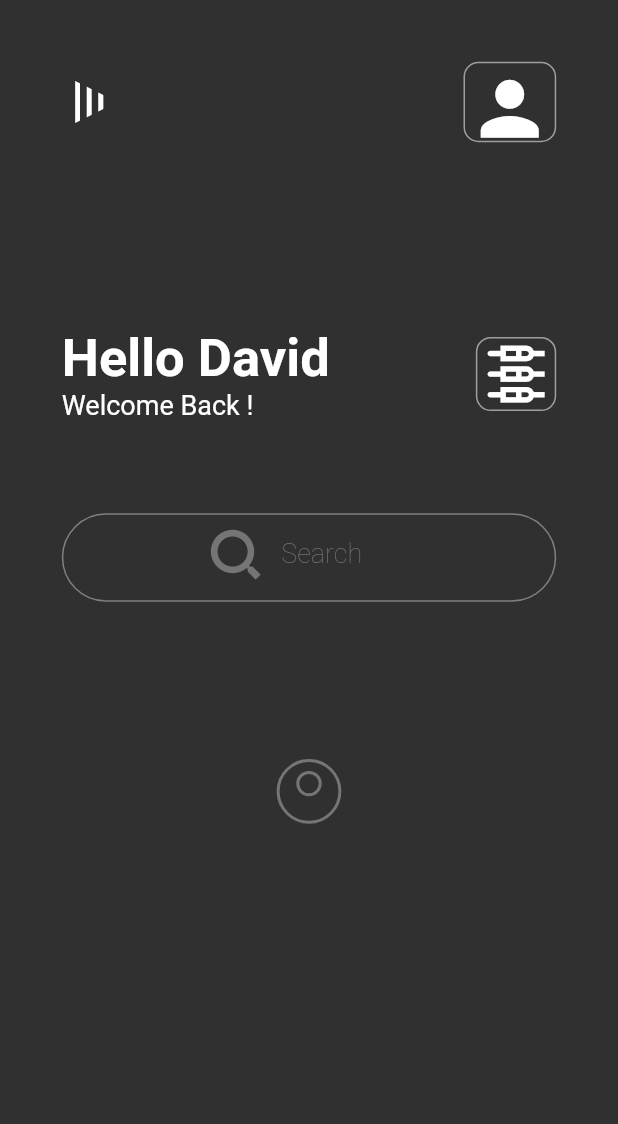
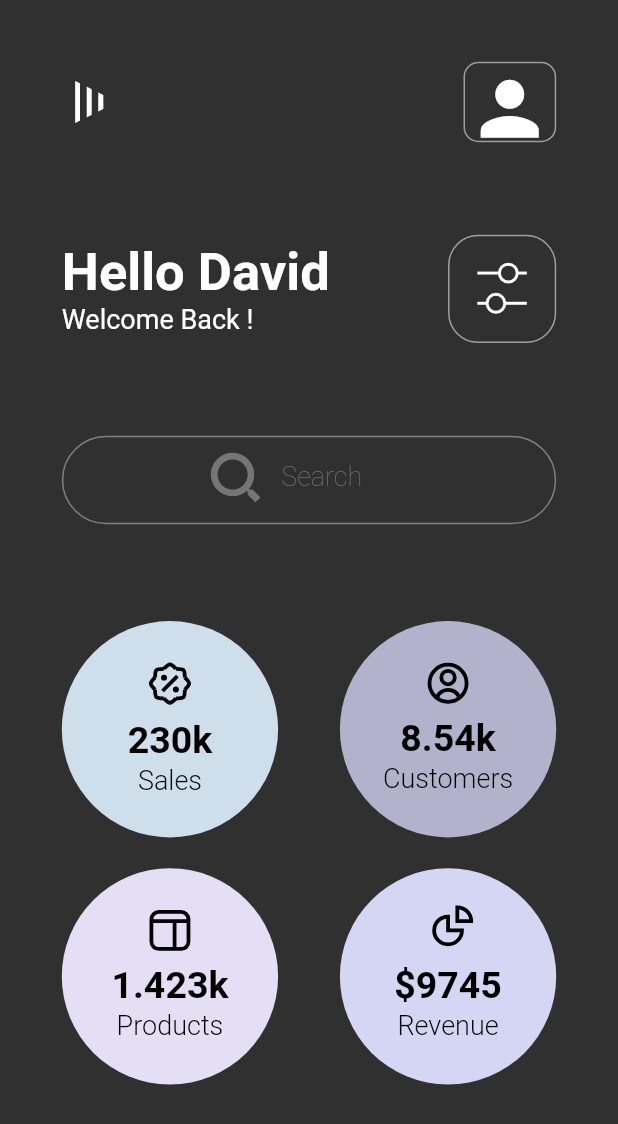
Before and after one commit to dalyathan/Finance-App-Dark-theme, a Flutter app: the screen it shows after launch, on a phone screen of 412 x 824 dp. Shown: the top 1124 px of the screen. Run offline on Flutter 3.47's test engine with Material 2 defaults, Android fonts, the phone set to English and light mode, and no system bars.

```diff
--- a/lib/finance_dark_theme.dart
+++ b/lib/finance_dark_theme.dart
@@ -2,16 +2,26 @@ import 'package:flutter/material.dart';
 import 'package:portfolio/widgets/clippers/rectangular_clipper.dart';
 import 'package:portfolio/widgets/clippers/triangular_clipper.dart';
 import 'package:portfolio/widgets/containers/circular_widget.dart';
-import 'package:portfolio/widgets/icons/octagon_icon.dart';
-import 'package:portfolio/widgets/painters/person_painter.dart';
+import 'package:portfolio/widgets/icons/sales_icon.dart';
+import 'package:portfolio/widgets/icons/customers_icon.dart';
+import 'package:portfolio/widgets/icons/revenue_icon.dart';
+import 'package:portfolio/widgets/icons/products_icon.dart';
+import 'package:portfolio/widgets/icons/statistics_icon.dart';
 
 import 'model/CircularWidgetState.dart';
 
-//fot the design https://dribbble.com/shots/17195869-Finance-Dark-theme-Design/attachments/12296436?mode=media
-class FinanceDarkTheme extends StatelessWidget {
+//https://dribbble.com/shots/17195869-Finance-Dark-theme-Design/attachments/12296436?mode=media
+class FinanceDarkTheme extends StatefulWidget {
   FinanceDarkTheme({Key? key}) : super(key: key);
-  bool isTextfieldFocused = false;
+
+  @override
+  State<FinanceDarkTheme> createState() => _FinanceDarkThemeState();
+}
+
+class _FinanceDarkThemeState extends State<FinanceDarkTheme> {
   final _fieldController = TextEditingController();
+
+  late FocusNode myFocusNode;
 
   final ThemeData specialThemeData = ThemeData(
     brightness: Brightness.dark,
@@ -23,6 +33,13 @@ class FinanceDarkTheme extends StatelessWidget {
       bodyText2: TextStyle(fontSize: 18.0),
     ),
   );
+
+  @override
+  void initState() {
+    super.initState();
+
+    myFocusNode = FocusNode();
+  }
 
   @override
   Widget build(BuildContext context) {
@@ -37,15 +54,43 @@ class FinanceDarkTheme extends StatelessWidget {
                 child: Column(
                   children: [
                     row1(size),
-                    SizedBox(height: size.height * 0.15),
+                    SizedBox(height: size.height * 0.075),
                     row2(size),
                     SizedBox(height: size.height * 0.075),
                     row3(size),
-                    SizedBox(height: size.height * 0.075),
-                    CustomPaint(
-                      size: Size(size.width * 0.1, size.width * 0.1),
-                      painter: PersonPainter(),
-                    )
+                    SizedBox(height: size.height * 0.025),
+                    row(
+                        CircularWidgetState(
+                            const Color(0xe6dff1ff),
+                            Padding(
+                              padding: EdgeInsets.all(size.width * 0.01),
+                              child: SalesIcon(
+                                size: size.width * 0.06,
+                              ),
+                            ),
+                            "230k",
+                            "Sales"),
+                        CircularWidgetState(
+                            const Color(0xc0dedcff),
+                            CustomersIcon(size: size.width * 0.06),
+                            "8.54k",
+                            "Customers"),
+                        size),
+                    SizedBox(height: size.height * 0.025),
+                    row(
+                        CircularWidgetState(
+                            const Color(0xf1eee9ff),
+                            ProductsIcon(
+                              size: size.width * 0.06,
+                            ),
+                            "1.423k",
+                            "Products"),
+                        CircularWidgetState(
+                            const Color(0xf1dfdfff),
+                            RevenueIcon(size: size.width * 0.06),
+                            "\$9745",
+                            "Revenue"),
+                        size),
                   ],
                 ),
               )),
@@ -56,15 +101,13 @@ class FinanceDarkTheme extends StatelessWidget {
 
   Widget row(CircularWidgetState leftChildState,
       CircularWidgetState rightChildState, Size size) {
-    return SizedBox(
-      height: size.height * 0.2,
-      child: Row(
+    return Row(
+      mainAxisAlignment: MainAxisAlignment.spaceBetween,
       children: [
         CircularWidget(leftChildState),
         SizedBox(width: size.width * 0.05),
         CircularWidget(rightChildState)
       ],
-      ),
     );
   }
 
@@ -72,9 +115,8 @@ class FinanceDarkTheme extends StatelessWidget {
     return SizedBox(
       height: size.height * 0.125,
       child: Stack(children: [
-        Focus(
-          onFocusChange: (value) => isTextfieldFocused = value,
-          child: TextField(
+        TextField(
+          focusNode: myFocusNode,
           controller: _fieldController,
           decoration: InputDecoration(
             border: OutlineInputBorder(
@@ -84,12 +126,16 @@ class FinanceDarkTheme extends StatelessWidget {
             ),
           ),
         ),
-        ),
         Visibility(
-          visible: isTextfieldFocused == false && _fieldController.text.isEmpty,
+          visible:
+              myFocusNode.hasFocus == false && _fieldController.text.isEmpty,
           child: Positioned(
             top: size.height * 0.005,
             left: size.width * 0.225,
+            child: GestureDetector(
+                onTapDown: (details) => setState(() {
+                      myFocusNode.requestFocus();
+                    }),
                 child: Row(
                   crossAxisAlignment: CrossAxisAlignment.center,
                   children: [
@@ -106,13 +152,15 @@ class FinanceDarkTheme extends StatelessWidget {
                       child: Text(
                         'Search',
                         style: TextStyle(
-                        fontWeight: FontWeight.w100, color: Colors.grey[600]),
+                            fontWeight: FontWeight.w100,
+                            color: Colors.grey[600]),
                       ),
                     )
                   ],
+                )),
           ),
         ),
-        )
+        // )
       ]),
     );
   }
@@ -162,20 +210,19 @@ class FinanceDarkTheme extends StatelessWidget {
           ],
         ),
         Container(
-            height: size.height * 0.06,
-            width: size.width * 0.13,
+          height: size.width * 0.175,
+          width: size.width * 0.175,
           decoration: BoxDecoration(
             border: Border.all(color: Colors.grey),
-              borderRadius: BorderRadius.circular(10.0),
+            borderRadius: BorderRadius.circular(20.0),
           ),
           child: Padding(
-                padding: EdgeInsets.all(size.height * 0.001),
-                child: Transform(
-                    alignment: FractionalOffset.center,
-                    transform: Matrix4.identity()
-                      ..rotateZ(-90 * 3.1415927 / 180),
-                    child: Icon(Icons.settings_input_component_outlined,
-                        size: size.width * 0.1))))
+            padding: EdgeInsets.all(size.height * 0.0225),
+            child: StatisticsIcon(
+              size: size.width * 0.08,
+            ),
+          ),
+        )
       ],
     );
   }
--- a/lib/widgets/containers/circular_widget.dart
+++ b/lib/widgets/containers/circular_widget.dart
@@ -14,14 +14,37 @@ class _CircularWidgetState extends State<CircularWidget> {
   Widget build(BuildContext context) {
     Size size = MediaQuery.of(context).size;
     return Container(
-        color: widget.widgetState.color,
+        height: size.width * 0.35,
+        width: size.width * 0.35,
         decoration: BoxDecoration(
-            borderRadius: BorderRadius.circular(size.width * 0.2)),
+          color: widget.widgetState.color,
+          shape: BoxShape.circle,
+        ),
         child: Column(
           children: [
+            const Spacer(
+              flex: 3,
+            ),
             widget.widgetState.icon,
-            Text(widget.widgetState.mainText),
-            Text(widget.widgetState.bottomText)
+            const Spacer(
+              flex: 1,
+            ),
+            Text(
+              widget.widgetState.mainText,
+              style: const TextStyle(
+                  color: Colors.black,
+                  fontWeight: FontWeight.bold,
+                  fontSize: 25),
+            ),
+            SizedBox(
+              height: size.height * 0.002,
+            ),
+            Text(widget.widgetState.bottomText,
+                style: const TextStyle(
+                    color: Colors.black, fontWeight: FontWeight.w300)),
+            const Spacer(
+              flex: 3,
+            ),
           ],
         ));
   }
--- /dev/null
+++ b/lib/widgets/icons/customers_icon.dart
@@ -0,0 +1,20 @@
+import 'package:flutter/material.dart';
+import 'package:portfolio/widgets/painters/person_painter.dart';
+
+class CustomersIcon extends StatefulWidget {
+  final double size;
+  const CustomersIcon({Key? key, required this.size}) : super(key: key);
+
+  @override
+  _CustomersIconState createState() => _CustomersIconState();
+}
+
+class _CustomersIconState extends State<CustomersIcon> {
+  @override
+  Widget build(BuildContext context) {
+    return CustomPaint(
+      size: Size.square(widget.size),
+      painter: PersonPainter(),
+    );
+  }
+}
--- /dev/null
+++ b/lib/widgets/icons/products_icon.dart
@@ -0,0 +1,20 @@
+import 'package:flutter/material.dart';
+import 'package:portfolio/widgets/painters/table_painter.dart';
+
+class ProductsIcon extends StatefulWidget {
+  final double size;
+  const ProductsIcon({Key? key, required this.size}) : super(key: key);
+
+  @override
+  _ProductsIconState createState() => _ProductsIconState();
+}
+
+class _ProductsIconState extends State<ProductsIcon> {
+  @override
+  Widget build(BuildContext context) {
+    return CustomPaint(
+      size: Size.square(widget.size),
+      painter: ProductsIconPainter(),
+    );
+  }
+}
--- /dev/null
+++ b/lib/widgets/icons/revenue_icon.dart
@@ -0,0 +1,20 @@
+import 'package:flutter/material.dart';
+import 'package:portfolio/widgets/painters/sliced_pie_painter.dart';
+
+class RevenueIcon extends StatefulWidget {
+  final double size;
+  const RevenueIcon({Key? key, required this.size}) : super(key: key);
+
+  @override
+  _RevenueIconState createState() => _RevenueIconState();
+}
+
+class _RevenueIconState extends State<RevenueIcon> {
+  @override
+  Widget build(BuildContext context) {
+    return CustomPaint(
+      size: Size.square(widget.size),
+      painter: RevenueIconPainter(),
+    );
+  }
+}
--- a/lib/widgets/icons/octagon_icon.dart
+++ b/lib/widgets/icons/sales_icon.dart
@@ -4,30 +4,35 @@ import 'package:flutter/material.dart';
 import 'package:portfolio/widgets/painters/percent_painter.dart';
 import 'package:portfolio/widgets/painters/sales_icon_painter.dart';
 
-class OctagonStar extends StatelessWidget {
-  const OctagonStar({Key? key}) : super(key: key);
+class SalesIcon extends StatefulWidget {
+  final double size;
+  const SalesIcon({Key? key, required this.size}) : super(key: key);
 
   @override
+  State<SalesIcon> createState() => _SalesIconState();
+}
+
+class _SalesIconState extends State<SalesIcon> {
+  @override
   Widget build(BuildContext context) {
-    Size size = MediaQuery.of(context).size;
-    Size sizeofIcon = Size(size.width * 0.065, size.width * 0.065);
+    Size sizeofIcon = Size.square(widget.size);
     return Stack(
       children: [
         Transform(
           alignment: FractionalOffset.center,
           transform: Matrix4.identity()..rotateZ(45 * pi / 180),
           child: CustomPaint(
-            size: sizeofIcon,
+            size: sizeofIcon * 0.8,
             painter: SalesIconPainter(),
           ),
         ),
         CustomPaint(
-            size: sizeofIcon,
+            size: sizeofIcon * 0.8,
             painter: SalesIconPainter(),
             child: Padding(
-              padding: EdgeInsets.all(sizeofIcon.width * 0.25),
+              padding: EdgeInsets.all(sizeofIcon.width * 0.2),
               child: CustomPaint(
-                size: sizeofIcon * 0.5,
+                size: sizeofIcon * 0.4,
                 painter: PercentPainter(),
               ),
             ))
--- /dev/null
+++ b/lib/widgets/icons/statistics_icon.dart
@@ -0,0 +1,20 @@
+import 'package:flutter/material.dart';
+import 'package:portfolio/widgets/painters/statistics_icon_painter.dart';
+
+class StatisticsIcon extends StatefulWidget {
+  final double size;
+  const StatisticsIcon({Key? key, required this.size}) : super(key: key);
+
+  @override
+  _StatisticsIconState createState() => _StatisticsIconState();
+}
+
+class _StatisticsIconState extends State<StatisticsIcon> {
+  @override
+  Widget build(BuildContext context) {
+    return CustomPaint(
+      size: Size.square(widget.size),
+      painter: StatisticsIconPainter(),
+    );
+  }
+}
```
Also changed, not shown: lib/widgets/painters/percent_painter.dart (+9 -7 lines), lib/widgets/painters/person_painter.dart (+13 -4 lines), lib/widgets/painters/sales_icon_painter.dart (+3 -4 lines), lib/widgets/painters/sliced_pie_painter.dart (added, +40 -0 lines), lib/widgets/painters/statistics_icon_painter.dart (added, +50 -0 lines), lib/widgets/painters/table_painter.dart (added, +33 -0 lines). Lines whose indentation alone changed are shown as unchanged.
